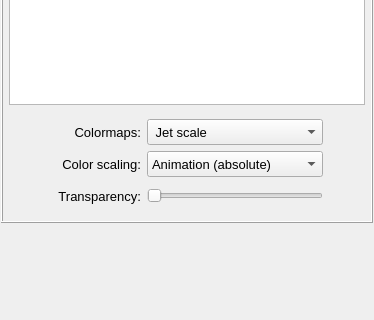
Before: the Qt Designer form pulse/interface/data/ui_files/plots/results/acoustic/acoustic_mode_shape.ui in open-pulse/OpenPulse, drawn with Qt 5; both pictures show x 0 to 374 and y 336 to 656 of the 374 by 656 pixel window.
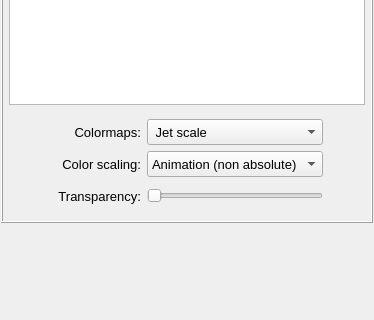
After: the same form once the commit is applied.

Commit message: Update the acoustic field plots ui files

```diff
--- a/pulse/interface/data/ui_files/plots/results/acoustic/acoustic_mode_shape.ui
+++ b/pulse/interface/data/ui_files/plots/results/acoustic/acoustic_mode_shape.ui
@@ -341,7 +341,7 @@
                </property>
                <item>
                 <property name="text">
-                 <string>Animation (absolute)</string>
+                 <string>Animation (non absolute)</string>
                 </property>
                </item>
                <item>
```
Left out of the diff: 2 changed lines with no effect on the pictures. The commit also changes 5 other files.
